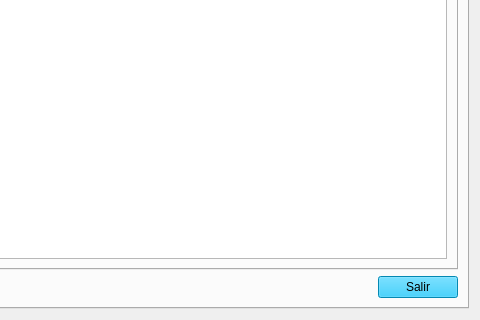
Old version of the form materias_primas/view/materias_primas_detalle3.ui in the repository jolumon/proyecto_24_25; both pictures show x 630 to 1110 and y 438 to 758 of the 1110 by 758 pixel window.
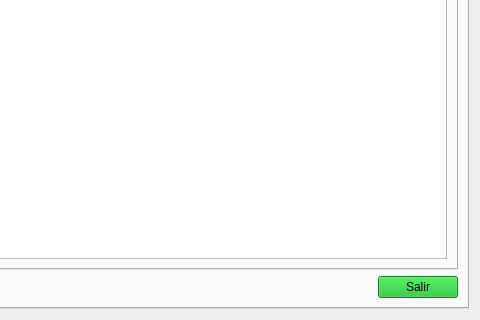
New version of the form.

Commit message: Corregir colores de botones

Diff of the .ui file:
```diff
--- a/materias_primas/view/materias_primas_detalle3.ui
+++ b/materias_primas/view/materias_primas_detalle3.ui
@@ -207,6 +207,9 @@
          </item>
          <item>
           <widget class="QPushButton" name="btn_cerrar_det">
+           <property name="styleSheet">
+            <string notr="true">background-color: rgb(22, 183, 40);</string>
+           </property>
            <property name="text">
             <string>Salir</string>
            </property>
```
Left out of the diff: 20 changed lines with no effect on the pictures. The commit also changes 1 other file.
